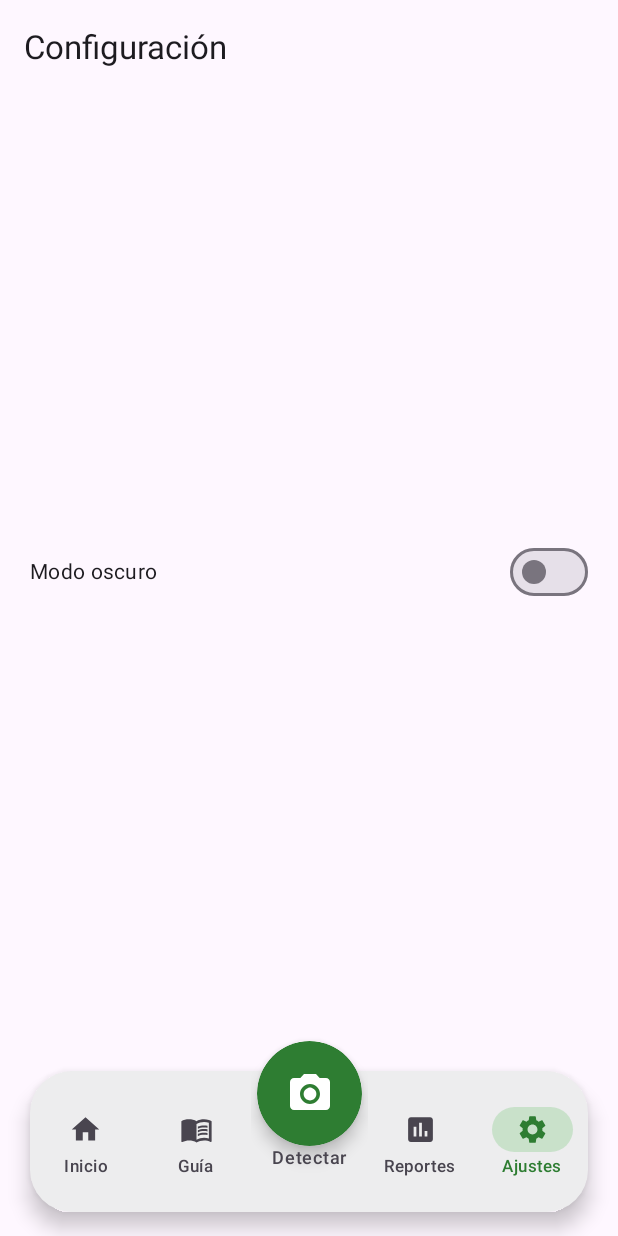
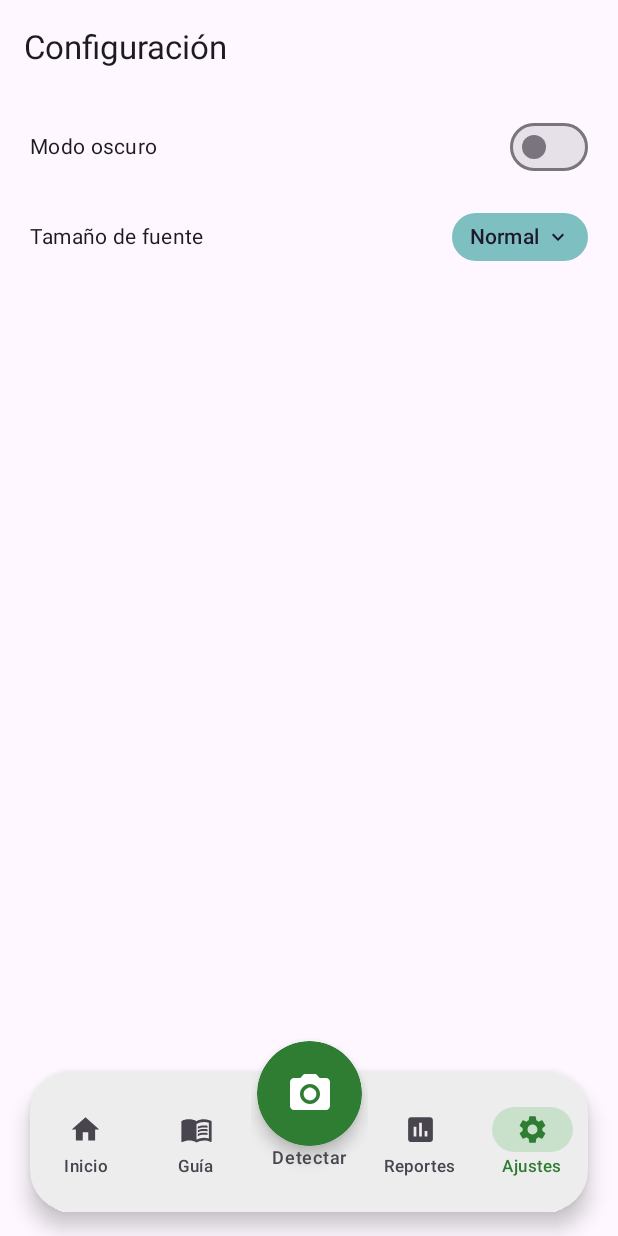
Before and after one commit to FabrizioAvalos/DetectorPlagas-AppsMoviles, an Android app built with Jetpack Compose: the ConfiguracionScreen screen opened through its navigation route, on a phone screen of 412 x 824 dp. Run offline under Robolectric (Android 15) with nearby library versions, the phone set to English and light mode, and no system bars; our stand-ins replace Room's generated code.

Commit message:
feat(configuracion): implementar escalado de tamaño de fuente en tiempo real

```diff
--- a/app/src/main/java/com/vallesol/detectorplagas/MainActivity.kt
+++ b/app/src/main/java/com/vallesol/detectorplagas/MainActivity.kt
@@ -17,8 +17,12 @@ class MainActivity : ComponentActivity() {
 
         setContent {
             val modoOscuro by preferencias.modoOscuro.collectAsState(initial = false)
+            val tamanoFuente by preferencias.tamanoFuente.collectAsState(initial = "normal")
 
-            DetectorPlagasTheme(darkTheme = modoOscuro) {
+            DetectorPlagasTheme(
+                darkTheme = modoOscuro,
+                tamanoFuente = tamanoFuente
+            ) {
                 AppNavGraph()
             }
         }
--- a/app/src/main/java/com/vallesol/detectorplagas/data/local/PreferenciasRepository.kt
+++ b/app/src/main/java/com/vallesol/detectorplagas/data/local/PreferenciasRepository.kt
@@ -14,12 +14,20 @@ class PreferenciasRepository(private val context: Context) {
 
     private object Claves {
         val MODO_OSCURO = booleanPreferencesKey("modo_oscuro")
+        val TAMANO_FUENTE = stringPreferencesKey("tamano_fuente")
     }
 
     val modoOscuro: Flow<Boolean> = context.dataStore.data
         .map { it[Claves.MODO_OSCURO] ?: false }
 
+    val tamanoFuente: Flow<String> = context.dataStore.data
+        .map { it[Claves.TAMANO_FUENTE] ?: "normal" }
+
     suspend fun setModoOscuro(valor: Boolean) {
         context.dataStore.edit { it[Claves.MODO_OSCURO] = valor }
     }
+
+    suspend fun setTamanoFuente(valor: String) {
+        context.dataStore.edit { it[Claves.TAMANO_FUENTE] = valor }
+    }
 }
--- a/app/src/main/java/com/vallesol/detectorplagas/ui/screens/configuracion/ConfiguracionScreen.kt
+++ b/app/src/main/java/com/vallesol/detectorplagas/ui/screens/configuracion/ConfiguracionScreen.kt
@@ -1,16 +1,30 @@
 package com.vallesol.detectorplagas.ui.screens.configuracion
 
+import androidx.compose.foundation.clickable
+import androidx.compose.foundation.layout.Box
 import androidx.compose.foundation.layout.Row
 import androidx.compose.foundation.layout.fillMaxWidth
 import androidx.compose.foundation.layout.padding
+import androidx.compose.foundation.layout.size
+import androidx.compose.foundation.shape.RoundedCornerShape
+import androidx.compose.material.icons.Icons
+import androidx.compose.material.icons.filled.KeyboardArrowDown
+import androidx.compose.material3.DropdownMenu
+import androidx.compose.material3.DropdownMenuItem
+import androidx.compose.material3.Icon
 import androidx.compose.material3.MaterialTheme
+import androidx.compose.material3.Surface
 import androidx.compose.material3.Switch
 import androidx.compose.material3.Text
 import androidx.compose.runtime.Composable
 import androidx.compose.runtime.collectAsState
 import androidx.compose.runtime.getValue
+import androidx.compose.runtime.mutableStateOf
+import androidx.compose.runtime.remember
+import androidx.compose.runtime.setValue
 import androidx.compose.ui.Alignment
 import androidx.compose.ui.Modifier
+import androidx.compose.ui.text.font.FontWeight
 import androidx.compose.ui.unit.dp
 import androidx.lifecycle.viewmodel.compose.viewModel
 import androidx.navigation.NavController
@@ -22,12 +36,14 @@ fun ConfiguracionScreen(
     viewModel: ConfiguracionViewModel = viewModel()
 ) {
     val modoOscuro by viewModel.modoOscuro.collectAsState()
+    val tamanoFuente by viewModel.tamanoFuente.collectAsState()
 
     PantallaConDrawer(navController = navController, titulo = "Configuración") { modifier ->
+        Column_(modifier) {
             Row(
-            modifier = modifier
+                modifier = Modifier
                     .fillMaxWidth()
-                .padding(20.dp),
+                    .padding(horizontal = 20.dp, vertical = 10.dp),
                 verticalAlignment = Alignment.CenterVertically
             ) {
                 Text(
@@ -37,5 +53,75 @@ fun ConfiguracionScreen(
                 )
                 Switch(checked = modoOscuro, onCheckedChange = viewModel::setModoOscuro)
             }
+
+            FilaDropdownTamanoFuente(
+                valorActual = tamanoFuente,
+                onSeleccion = viewModel::setTamanoFuente
+            )
         }
     }
+}
+
+@Composable
+private fun Column_(modifier: Modifier, content: @Composable androidx.compose.foundation.layout.ColumnScope.() -> Unit) {
+    androidx.compose.foundation.layout.Column(modifier = modifier.fillMaxWidth(), content = content)
+}
+
+@Composable
+private fun FilaDropdownTamanoFuente(valorActual: String, onSeleccion: (String) -> Unit) {
+    var expandido by remember { mutableStateOf(false) }
+    val opciones = listOf("pequena" to "Pequeña", "normal" to "Normal", "grande" to "Grande")
+    val etiquetaActual = opciones.firstOrNull { it.first == valorActual }?.second ?: valorActual
+
+    Row(
+        modifier = Modifier
+            .fillMaxWidth()
+            .padding(horizontal = 20.dp, vertical = 10.dp),
+        verticalAlignment = Alignment.CenterVertically
+    ) {
+        Text(
+            text = "Tamaño de fuente",
+            style = MaterialTheme.typography.bodyMedium,
+            modifier = Modifier.weight(1f)
+        )
+
+        Box {
+            Surface(
+                modifier = Modifier.clickable { expandido = true },
+                shape = RoundedCornerShape(50),
+                color = MaterialTheme.colorScheme.secondaryContainer.copy(alpha = 0.5f)
+            ) {
+                Row(
+                    modifier = Modifier.padding(horizontal = 12.dp, vertical = 6.dp),
+                    verticalAlignment = Alignment.CenterVertically
+                ) {
+                    Text(
+                        text = etiquetaActual,
+                        style = MaterialTheme.typography.labelLarge,
+                        fontWeight = FontWeight.SemiBold,
+                        color = MaterialTheme.colorScheme.onSecondaryContainer,
+                        modifier = Modifier.padding(end = 4.dp)
+                    )
+                    Icon(
+                        imageVector = Icons.Filled.KeyboardArrowDown,
+                        contentDescription = null,
+                        tint = MaterialTheme.colorScheme.onSecondaryContainer,
+                        modifier = Modifier.size(16.dp)
+                    )
+                }
+            }
+
+            DropdownMenu(expanded = expandido, onDismissRequest = { expandido = false }) {
+                opciones.forEach { (valor, etiqueta) ->
+                    DropdownMenuItem(
+                        text = { Text(etiqueta) },
+                        onClick = {
+                            onSeleccion(valor)
+                            expandido = false
+                        }
+                    )
+                }
+            }
+        }
+    }
+}
--- a/app/src/main/java/com/vallesol/detectorplagas/ui/screens/configuracion/ConfiguracionViewModel.kt
+++ b/app/src/main/java/com/vallesol/detectorplagas/ui/screens/configuracion/ConfiguracionViewModel.kt
@@ -16,7 +16,14 @@ class ConfiguracionViewModel(application: Application) : AndroidViewModel(applic
     val modoOscuro: StateFlow<Boolean> = repository.modoOscuro
         .stateIn(viewModelScope, SharingStarted.WhileSubscribed(5000), false)
 
+    val tamanoFuente: StateFlow<String> = repository.tamanoFuente
+        .stateIn(viewModelScope, SharingStarted.WhileSubscribed(5000), "normal")
+
     fun setModoOscuro(valor: Boolean) {
         viewModelScope.launch { repository.setModoOscuro(valor) }
     }
+
+    fun setTamanoFuente(valor: String) {
+        viewModelScope.launch { repository.setTamanoFuente(valor) }
+    }
 }
--- a/app/src/main/java/com/vallesol/detectorplagas/ui/theme/Theme.kt
+++ b/app/src/main/java/com/vallesol/detectorplagas/ui/theme/Theme.kt
@@ -3,6 +3,7 @@ package com.vallesol.detectorplagas.ui.theme
 import android.app.Activity
 import androidx.compose.foundation.isSystemInDarkTheme
 import androidx.compose.material3.MaterialTheme
+import androidx.compose.material3.Typography
 import androidx.compose.material3.darkColorScheme
 import androidx.compose.material3.lightColorScheme
 import androidx.compose.runtime.Composable
@@ -32,9 +33,27 @@ private val DarkColors = darkColorScheme(
 @Composable
 fun DetectorPlagasTheme(
     darkTheme: Boolean = isSystemInDarkTheme(),
+    tamanoFuente: String = "normal", // <-- parámetro nuevo
     content: @Composable () -> Unit
 ) {
     val colorScheme = if (darkTheme) DarkColors else LightColors
+
+    // Factor multiplicador según la opción elegida en Configuración
+    val escala = when (tamanoFuente) {
+        "pequena" -> 0.85f
+        "grande" -> 1.15f
+        else -> 1.0f // "normal"
+    }
+
+    val tipografiaEscalada = Typography(
+        bodyLarge = MaterialTheme.typography.bodyLarge.copy(fontSize = MaterialTheme.typography.bodyLarge.fontSize * escala),
+        bodyMedium = MaterialTheme.typography.bodyMedium.copy(fontSize = MaterialTheme.typography.bodyMedium.fontSize * escala),
+        bodySmall = MaterialTheme.typography.bodySmall.copy(fontSize = MaterialTheme.typography.bodySmall.fontSize * escala),
+        titleMedium = MaterialTheme.typography.titleMedium.copy(fontSize = MaterialTheme.typography.titleMedium.fontSize * escala),
+        titleLarge = MaterialTheme.typography.titleLarge.copy(fontSize = MaterialTheme.typography.titleLarge.fontSize * escala),
+        labelMedium = MaterialTheme.typography.labelMedium.copy(fontSize = MaterialTheme.typography.labelMedium.fontSize * escala),
+        labelSmall = MaterialTheme.typography.labelSmall.copy(fontSize = MaterialTheme.typography.labelSmall.fontSize * escala)
+    )
 
     val view = LocalView.current
     if (!view.isInEditMode) {
@@ -46,6 +65,7 @@ fun DetectorPlagasTheme(
 
     MaterialTheme(
         colorScheme = colorScheme,
+        typography = tipografiaEscalada,
         content = content
     )
 }
```
Lines whose indentation alone changed are shown as unchanged.
